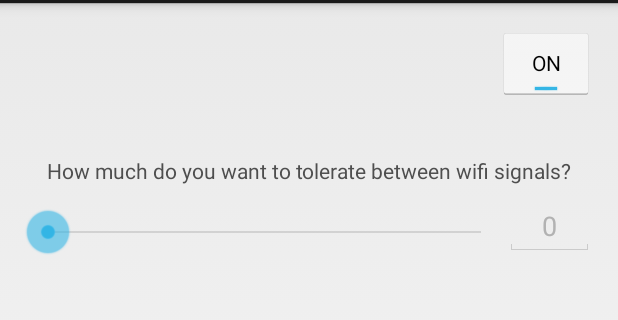
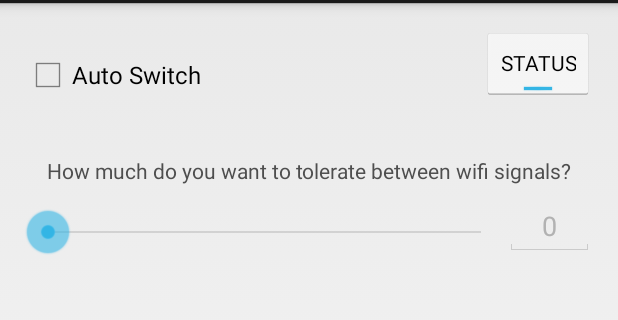
Before and after one commit to jempe/wifihelperandroid, an Android app: the screen it shows after launch (MainActivity), on a phone screen of 412 x 824 dp, the part 69-389 px from its top. Run offline under Robolectric (Android 15) with nearby library versions, the phone set to English and light mode, and no system bars; our stand-ins replace AdMob.

Commit message:
checkbox for auto switch added

```diff
--- a/WifiHelper/app/src/main/AndroidManifest.xml
+++ b/WifiHelper/app/src/main/AndroidManifest.xml
@@ -19,7 +19,6 @@
         android:icon="@drawable/ic_launcher"
         android:label="@string/app_name"
         android:theme="@style/AppTheme"
-        android:debuggable="true"
         >
 
         <activity
--- a/WifiHelper/app/src/main/java/com/julianogv/wifihelper/Defines.java
+++ b/WifiHelper/app/src/main/java/com/julianogv/wifihelper/Defines.java
@@ -9,8 +9,7 @@ public class Defines {
     public static final String YES_ACTION = "com.julianogv.wifihelper.YES_ACTION";
     public static final String NO_ACTION = "com.julianogv.wifihelper.NO_ACTION";
     public static final String FILL_DATA = "com.julianogv.wifihelper.FILL_DATA_WIFI";
-    public static final String DESTROY_WIFI_SERVICE = "com.julianogv.wifihelper.DESTROY_WIFI_SERVICE";
-    public static final String BOOT_COMPLETE = "android.intent.action.BOOT_COMPLETED";
     public static final String PREFS_NAME = "WIFI_HELPER_PREFERENCES";
     public static final String TOLERATE_PREFS_NAME = "TOLERATE_PREFS";
+    public static final String AUTO_SWITCH_PREFS_NAME = "AUTO_SWITCH_PREFS";
 }
--- a/WifiHelper/app/src/main/java/com/julianogv/wifihelper/MainActivity.java
+++ b/WifiHelper/app/src/main/java/com/julianogv/wifihelper/MainActivity.java
@@ -10,9 +10,9 @@ import android.content.SharedPreferences;
 import android.os.Bundle;
 import android.view.Menu;
 import android.view.MenuItem;
+import android.widget.CheckBox;
 import android.widget.CompoundButton;
 import android.widget.SeekBar;
-import android.widget.Switch;
 import android.widget.TextView;
 import android.widget.Toast;
 import android.widget.ToggleButton;
@@ -29,12 +29,14 @@ public class MainActivity extends Activity {
     ToggleButton switchServiceStatus;
     Intent serviceIntent;
     Context ctx;
+    CheckBox checkBoxAutoSwitch;
 
     @Override
     protected void onCreate(Bundle savedInstanceState) {
         super.onCreate(savedInstanceState);
         setContentView(R.layout.activity_main);
         ctx = getApplicationContext();
+        checkBoxAutoSwitch = (CheckBox) findViewById(R.id.checkAutoSwitch);
         txtTolerate = (TextView) findViewById(R.id.txtTolerate);
         sbTolerate = (SeekBar)findViewById(R.id.seekBarTolerate);
         switchServiceStatus = (ToggleButton)findViewById(R.id.switchServiceStatus);
@@ -81,6 +83,7 @@ public class MainActivity extends Activity {
         SharedPreferences settings = getSharedPreferences(Defines.PREFS_NAME, 0);
         txtTolerate.setText(settings.getInt(Defines.TOLERATE_PREFS_NAME, 0) + "");
         sbTolerate.setProgress(settings.getInt(Defines.TOLERATE_PREFS_NAME, 0));
+        checkBoxAutoSwitch.setChecked(settings.getBoolean(Defines.AUTO_SWITCH_PREFS_NAME, false));
     }
 
     public void setBroadcastReceivers(){
@@ -99,6 +102,8 @@ public class MainActivity extends Activity {
     public void prepareListeners(){
         sbTolerate.setOnSeekBarChangeListener(seekBarTolerateOnSeekListener);
         switchServiceStatus.setOnCheckedChangeListener(switchHandlers);
+
+        checkBoxAutoSwitch.setOnCheckedChangeListener(checkBoxAutoSwitchHandler);
     }
 
     SeekBar.OnSeekBarChangeListener seekBarTolerateOnSeekListener = new SeekBar.OnSeekBarChangeListener(){
@@ -118,6 +123,17 @@ public class MainActivity extends Activity {
             SharedPreferences settings = getSharedPreferences(Defines.PREFS_NAME, 0);
             SharedPreferences.Editor editor = settings.edit();
             editor.putInt(Defines.TOLERATE_PREFS_NAME, Integer.parseInt(txtTolerate.getText().toString()));
+            editor.commit();
+        }
+    };
+
+    CheckBox.OnCheckedChangeListener checkBoxAutoSwitchHandler = new CheckBox.OnCheckedChangeListener(){
+
+        @Override
+        public void onCheckedChanged(CompoundButton buttonView, boolean isChecked) {
+            SharedPreferences settings = getSharedPreferences(Defines.PREFS_NAME, 0);
+            SharedPreferences.Editor editor = settings.edit();
+            editor.putBoolean(Defines.AUTO_SWITCH_PREFS_NAME, isChecked);
             editor.commit();
         }
     };
--- a/WifiHelper/app/src/main/java/com/julianogv/wifihelper/receivers/ButtonHandlerReceiver.java
+++ b/WifiHelper/app/src/main/java/com/julianogv/wifihelper/receivers/ButtonHandlerReceiver.java
@@ -32,9 +32,7 @@ public class ButtonHandlerReceiver extends BroadcastReceiver {
                 WifiConfiguration wifiConfig =
                         WifiUtils.getConfiguredWifiBySSID("\"" + SSID + "\"", context);
 
-                mainWifi.disconnect();
-                mainWifi.enableNetwork(wifiConfig.networkId, true);
-                mainWifi.reconnect();
+                WifiUtils.connectToWifi(mainWifi, wifiConfig.networkId);
             }
         }
         WifiUtils.cancelNotification(context);
--- a/WifiHelper/app/src/main/res/layout/activity_main.xml
+++ b/WifiHelper/app/src/main/res/layout/activity_main.xml
@@ -30,10 +30,13 @@
         android:layout_row="1"
         android:layout_column="1"
         android:layout_columnSpan="2"
+        android:layout_below="@+id/txtTolerate"
+        android:layout_marginTop="39dp"
         android:layout_alignParentLeft="true"
-        android:layout_alignParentRight="true"
-        android:layout_alignParentBottom="true"
-        android:layout_below="@+id/txtTolerate" />
+        android:layout_alignParentStart="true"
+        android:layout_alignRight="@+id/txtTolerate"
+        android:layout_alignEnd="@+id/txtTolerate"
+        android:layout_alignParentBottom="true" />
 
     <SeekBar
         android:layout_width="wrap_content"
@@ -70,5 +73,17 @@
         android:checked="false"
         android:layout_alignParentTop="true"
         android:layout_alignParentRight="true"
-        android:layout_alignParentEnd="true" />
+        android:layout_alignParentEnd="true"
+        android:textOn="STATUS"
+        android:textOff="STATUS" />
+
+    <CheckBox
+        android:layout_width="wrap_content"
+        android:layout_height="wrap_content"
+        android:text="Auto Switch"
+        android:id="@+id/checkAutoSwitch"
+        android:checked="false"
+        android:layout_above="@+id/textView3"
+        android:layout_alignParentLeft="true"
+        android:layout_alignParentStart="true" />
 </RelativeLayout>
```
Also changed, not shown: WifiHelper/app/src/main/java/com/julianogv/wifihelper/WifiUtils.java (+7 -1 lines), WifiHelper/app/src/main/java/com/julianogv/wifihelper/receivers/WifiReceiver.java (+19 -13 lines), 1 other file.
